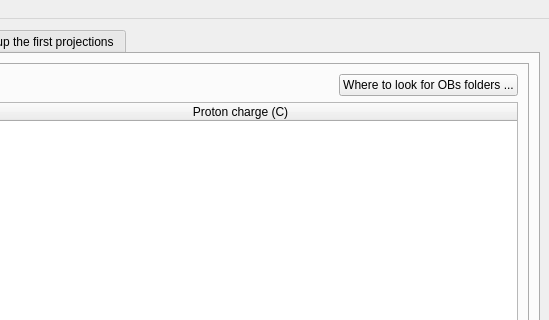
This is src/asui/ui/main_application.ui in ornlneutronimaging/HyperCTui as Qt 5 draws it before an edit; both pictures show x 192 to 741 and y 0 to 320 of the 741 by 509 pixel window. The edited form follows.
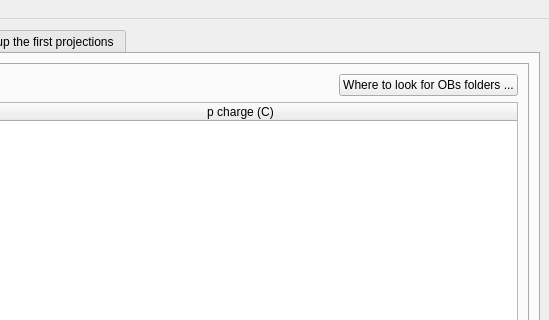
This is the edited form. The open tabs and pages were chosen to show the change. Icons and pictures are not drawn.

Diff of the .ui file:
```diff
--- a/src/asui/ui/main_application.ui
+++ b/src/asui/ui/main_application.ui
@@ -229,7 +229,7 @@
               </column>
               <column>
                <property name="text">
-                <string>Proton charge (C)</string>
+                <string>p charge (C)</string>
                </property>
               </column>
              </widget>
```
